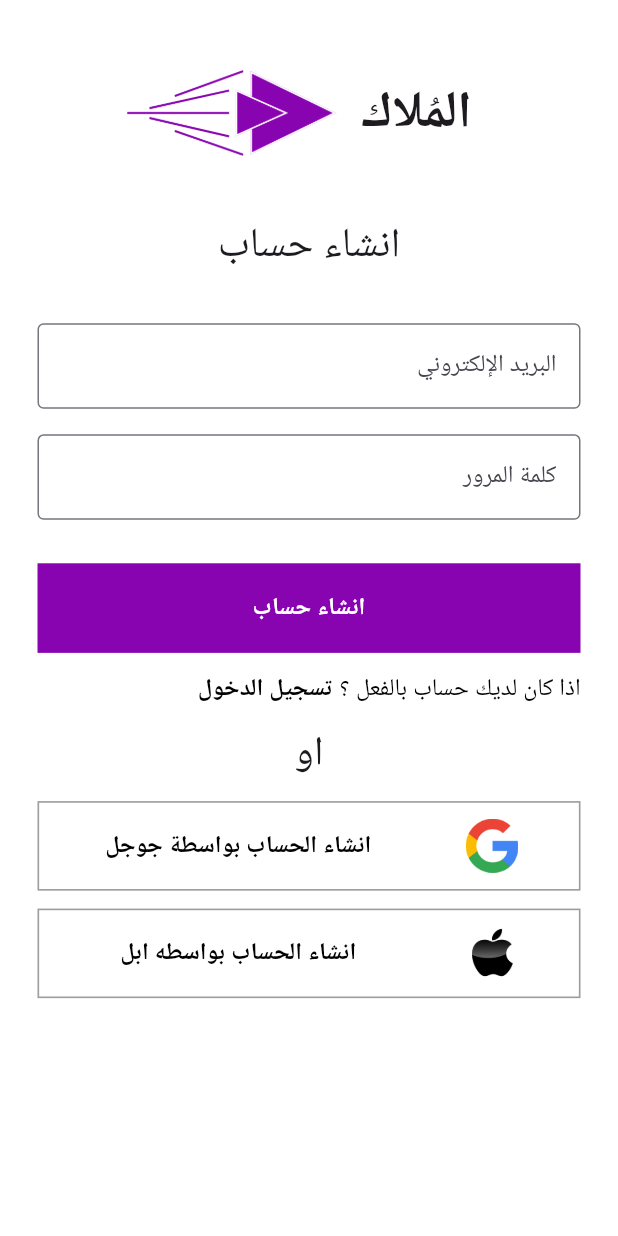
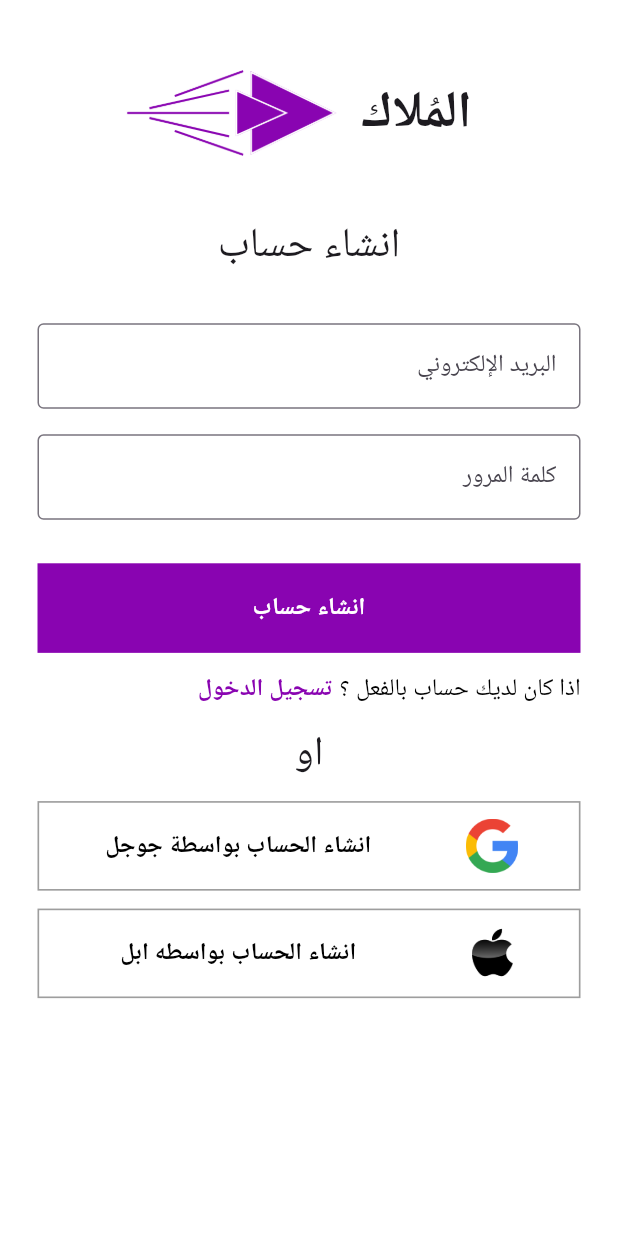
Before and after one commit to abdelhamedEzzat/elmolok_investment_project, a Flutter app: the SignUpScreen screen opened by its route, on a phone screen of 412 x 824 dp. Run offline on Flutter 3.47's test engine with Material 3 defaults, Android fonts, the light colour scheme and no system bars; our stand-ins replace device_preview, flutter_screenutil, lottie.

Commit message:
refactoring color from singIn Word

```diff
--- a/lib/features/registration_screen/sign_up_screen/widget/if_have_account.dart
+++ b/lib/features/registration_screen/sign_up_screen/widget/if_have_account.dart
@@ -1,3 +1,4 @@
+import 'package:elmolak_investment_app/core/constans/colors/color_manger.dart';
 import 'package:elmolak_investment_app/core/constans/strings/strings_manger.dart';
 import 'package:flutter/material.dart';
 import 'package:flutter_screenutil/flutter_screenutil.dart';
@@ -18,7 +19,7 @@ class IfYouHaveAccount extends StatelessWidget {
           Text(
             StringsManger.signIn,
             style: TextStyle(
-                color: Colors.black,
+                color: ColorManger.buttonColor,
                 fontSize: 14.w,
                 fontWeight: FontWeight.bold),
           ),
```
